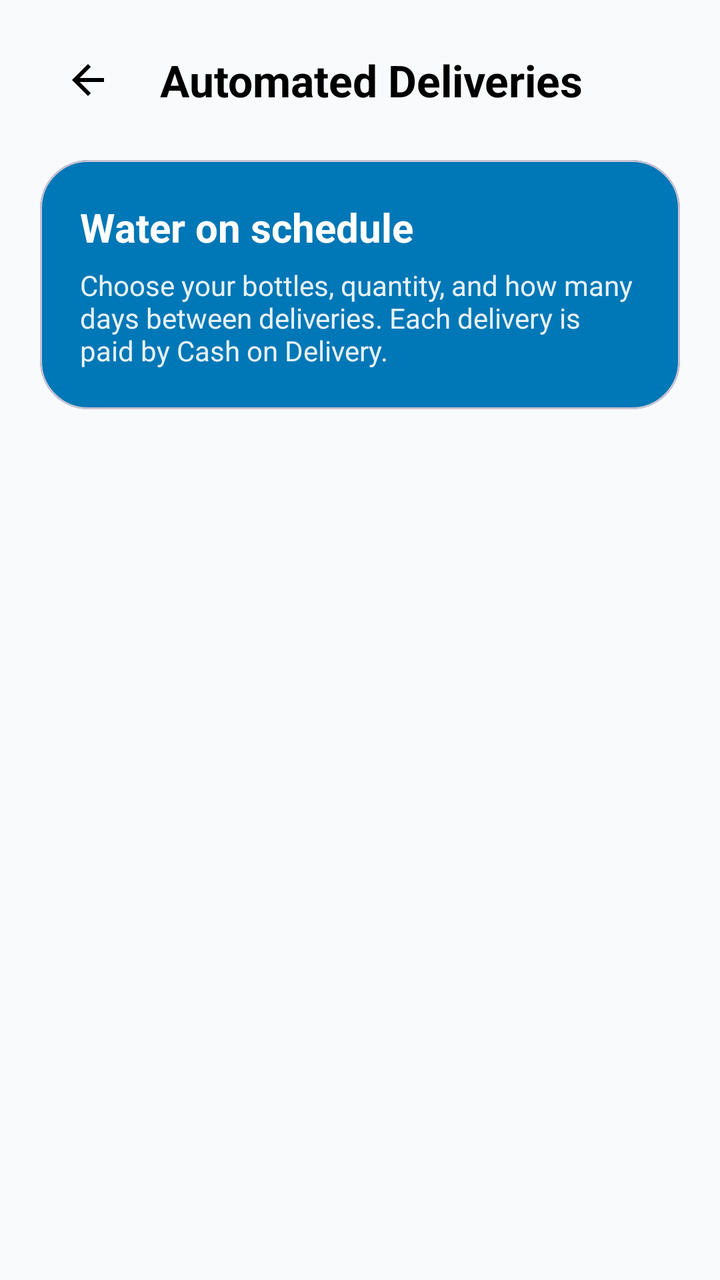
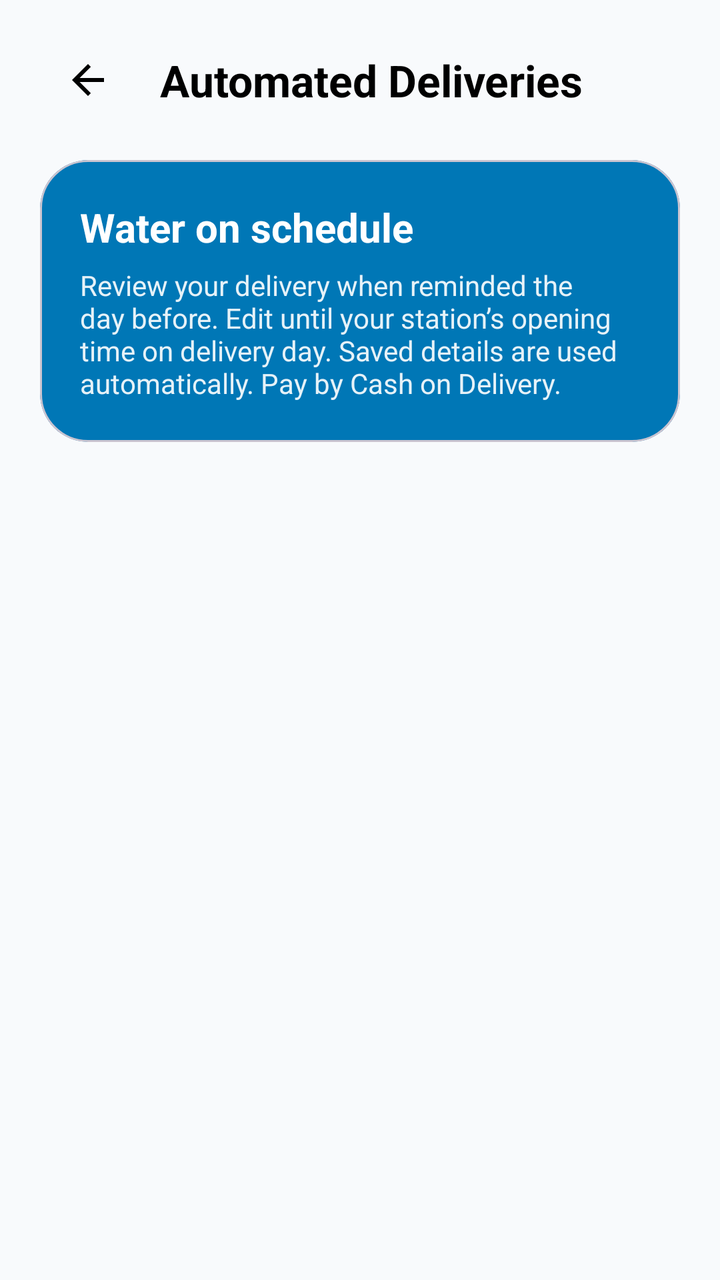

The first picture is an Android layout as it rendered before a commit; the second is the same layout after the commit. The layout source and the unified diff follow.
<!-- AndroidManifest.xml: application theme Theme.BeAqua -->
<!-- res/layout/activity_subscriptions.xml -->
<?xml version="1.0" encoding="utf-8"?>
<LinearLayout xmlns:android="http://schemas.android.com/apk/res/android"
    xmlns:app="http://schemas.android.com/apk/res-auto"
    android:layout_width="match_parent"
    android:layout_height="match_parent"
    android:background="@color/background"
    android:orientation="vertical">

    <LinearLayout
        android:layout_width="match_parent"
        android:layout_height="wrap_content"
        android:gravity="center_vertical"
        android:orientation="horizontal"
        android:paddingHorizontal="20dp"
        android:paddingVertical="16dp">

        <ImageButton
            android:id="@+id/btnBackSubscriptions"
            android:layout_width="48dp"
            android:layout_height="48dp"
            android:background="?attr/selectableItemBackgroundBorderless"
            android:contentDescription="Back"
            android:src="@drawable/ic_back"
            app:tint="@color/text_primary" />

        <TextView
            android:layout_width="0dp"
            android:layout_height="wrap_content"
            android:layout_marginStart="12dp"
            android:layout_weight="1"
            android:text="Automated Deliveries"
            android:textColor="@color/text_primary"
            android:textSize="22sp"
            android:textStyle="bold" />
    </LinearLayout>

    <com.google.android.material.card.MaterialCardView
        android:layout_width="match_parent"
        android:layout_height="wrap_content"
        android:layout_marginHorizontal="20dp"
        android:layout_marginBottom="14dp"
        app:cardBackgroundColor="@color/primary"
        app:cardCornerRadius="24dp"
        app:cardElevation="0dp">

        <LinearLayout
            android:layout_width="match_parent"
            android:layout_height="wrap_content"
            android:orientation="vertical"
            android:padding="20dp">

            <TextView
                android:layout_width="wrap_content"
                android:layout_height="wrap_content"
                android:text="Water on schedule"
                android:textColor="@color/white"
                android:textSize="20sp"
                android:textStyle="bold" />

            <TextView
                android:layout_width="match_parent"
                android:layout_height="wrap_content"
                android:layout_marginTop="6dp"
                android:text="Choose your bottles, quantity, and how many days between deliveries. Each delivery is paid by Cash on Delivery."
                android:textColor="#E6FFFFFF"
                android:textSize="14sp" />
        </LinearLayout>
    </com.google.android.material.card.MaterialCardView>

    <androidx.recyclerview.widget.RecyclerView
        android:id="@+id/rvSubscriptions"
        android:layout_width="match_parent"
        android:layout_height="0dp"
        android:layout_weight="1"
        android:clipToPadding="false"
        android:paddingBottom="24dp" />

    <LinearLayout
        android:id="@+id/emptySubscriptions"
        android:layout_width="match_parent"
        android:layout_height="0dp"
        android:layout_weight="1"
        android:gravity="center"
        android:orientation="vertical"
        android:padding="32dp"
        android:visibility="gone">

        <ImageView
            android:layout_width="72dp"
            android:layout_height="72dp"
            android:src="@drawable/ic_subscription"
            app:tint="@color/text_hint" />

        <TextView
            android:layout_width="wrap_content"
            android:layout_height="wrap_content"
            android:layout_marginTop="18dp"
            android:text="No automated deliveries yet"
            android:textColor="@color/text_primary"
            android:textSize="18sp"
            android:textStyle="bold" />

        <TextView
            android:layout_width="match_parent"
            android:layout_height="wrap_content"
            android:layout_marginTop="6dp"
            android:gravity="center"
            android:text="Open a water station and choose Automated deliveries to create a schedule."
            android:textColor="@color/text_secondary"
            android:textSize="14sp" />

        <com.google.android.material.button.MaterialButton
            android:id="@+id/btnBrowseForSubscription"
            android:layout_width="wrap_content"
            android:layout_height="52dp"
            android:layout_marginTop="20dp"
            android:text="Browse stations"
            android:textAllCaps="false"
            app:cornerRadius="18dp" />
    </LinearLayout>
</LinearLayout>
<!-- resources referenced by this layout -->
<resources>
  <color name="background">#F8FAFC</color>
  <color name="primary">#0077B6</color>
  <color name="text_hint">#64748B</color>
  <color name="text_primary">#000000</color>
  <color name="text_secondary">#334155</color>
  <color name="white">#FFFFFF</color>
  <!-- drawable ic_back (drawable) -->
  <vector xmlns:android="http://schemas.android.com/apk/res/android"
      android:width="24dp"
      android:height="24dp"
      android:viewportWidth="24"
      android:viewportHeight="24">
    <path
        android:fillColor="#FF000000"
        android:pathData="M20,11H7.83l5.59,-5.59L12,4l-8,8 8,8 1.41,-1.41L7.83,13H20v-2z"/>
  </vector>
  <!-- drawable ic_subscription (drawable) -->
  <vector xmlns:android="http://schemas.android.com/apk/res/android"
      android:width="24dp"
      android:height="24dp"
      android:viewportWidth="24"
      android:viewportHeight="24">
      <path
          android:fillColor="@android:color/white"
          android:pathData="M7,2h2v2h6V2h2v2h1c1.1,0 2,0.9 2,2v14c0,1.1 -0.9,2 -2,2H6c-1.1,0 -2,-0.9 -2,-2V6c0,-1.1 0.9,-2 2,-2h1V2zM6,9v11h12V9H6zM8,11h3v3H8zM13,11h3v3h-3zM8,16h3v2H8zM13,16h3v2h-3z" />
  </vector>
  <style name="Theme.BeAqua" parent="Base.Theme.BeAqua" />
  <color name="secondary">#0096C7</color>
  <color name="accent">#48CAE4</color>
  <color name="gray_light">#F1F5F9</color>
  <color name="divider">#CBD5E1</color>
  <style name="AppButton" parent="Widget.Material3.Button">
          <item name="android:insetTop">0dp</item>
          <item name="android:insetBottom">0dp</item>
          <item name="android:textAllCaps">false</item>
          <item name="android:letterSpacing">0.02</item>
          <item name="android:paddingVertical">12dp</item>
          <item name="cornerRadius">12dp</item>
          <item name="backgroundTint">@color/primary</item>
          <item name="android:textColor">@color/white</item>
      </style>
  <style name="AppTextInputLayout" parent="Widget.Material3.TextInputLayout.OutlinedBox">
          <item name="boxCornerRadiusTopStart">12dp</item>
          <item name="boxCornerRadiusTopEnd">12dp</item>
          <item name="boxCornerRadiusBottomStart">12dp</item>
          <item name="boxCornerRadiusBottomEnd">12dp</item>
          <item name="boxStrokeColor">@color/primary</item>
          <item name="hintTextColor">@color/text_secondary</item>
          <item name="android:textColorHint">@color/text_hint</item>
          <item name="boxBackgroundColor">@color/white</item>
      </style>
  <!-- unchanged entries left out for length: 1 -->
</resources>

<!-- the commit's change to res/layout/activity_subscriptions.xml (unified diff, before → after) -->
@@ -61,7 +61,7 @@
                 android:layout_width="match_parent"
                 android:layout_height="wrap_content"
                 android:layout_marginTop="6dp"
-                android:text="Choose your bottles, quantity, and how many days between deliveries. Each delivery is paid by Cash on Delivery."
+                android:text="Review your delivery when reminded the day before. Edit until your station’s opening time on delivery day. Saved details are used automatically. Pay by Cash on Delivery."
                 android:textColor="#E6FFFFFF"
                 android:textSize="14sp" />
         </LinearLayout>
<!-- resource entries referenced after the edit -->
@@ -36,7 +36,8 @@
           <item name="android:insetBottom">0dp</item>
           <item name="android:textAllCaps">false</item>
           <item name="android:letterSpacing">0.02</item>
-          <item name="android:paddingVertical">12dp</item>
+          <item name="android:paddingTop">12dp</item>
+          <item name="android:paddingBottom">12dp</item>
           <item name="cornerRadius">12dp</item>
           <item name="backgroundTint">@color/primary</item>
           <item name="android:textColor">@color/white</item>
